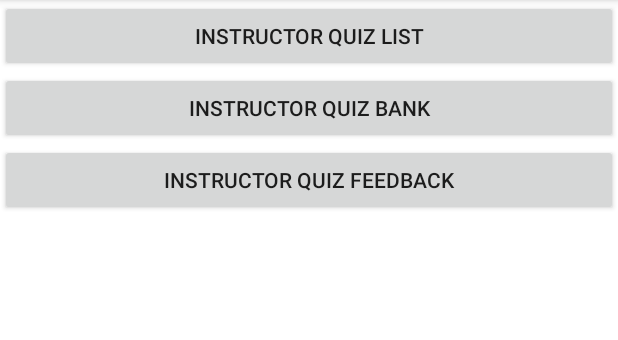
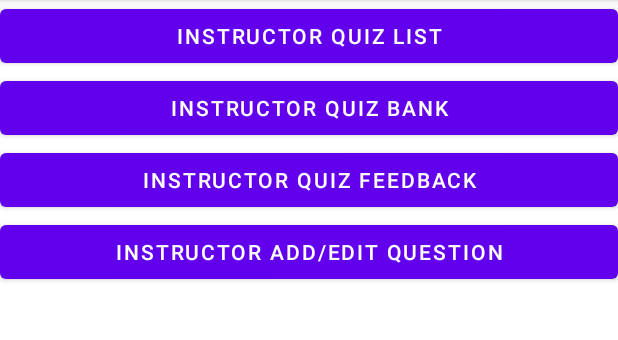
Before and after one commit to ZaeemRiaz/Online-Quiz-System, an Android app: the screen it shows after launch (MainActivity), on a phone screen of 412 x 824 dp, the part 84-424 px from its top. Run offline under Robolectric (Android 15) with nearby library versions, the phone set to English and light mode, and no system bars.

Commit message:
Add/Edit Question Activity init

```diff
--- a/app/src/main/AndroidManifest.xml
+++ b/app/src/main/AndroidManifest.xml
@@ -9,6 +9,7 @@
         android:roundIcon="@mipmap/ic_launcher_round"
         android:supportsRtl="true"
         android:theme="@style/Theme.OnlineQuizSystem">
+        <activity android:name=".InstructorAddEditQuestion"></activity>
         <activity android:name=".InstructorQuizListActivity" />
         <activity android:name=".InstructorQuizBankListActivity" />
         <activity android:name=".InstructorQuizFeedbackActivity" />
--- a/app/src/main/java/com/se/onlinequizsystem/MainActivity.java
+++ b/app/src/main/java/com/se/onlinequizsystem/MainActivity.java
@@ -28,4 +28,9 @@ public class MainActivity extends AppCompatActivity {
         Intent intent = new Intent(this, InstructorQuizFeedbackActivity.class);
         startActivity(intent);
     }
+
+    public void InstructorAddEditQuestionButton(View view) {
+        Intent intent = new Intent(this, InstructorAddEditQuestion.class);
+        startActivity(intent);
+    }
 }
--- a/app/src/main/res/layout/activity_main.xml
+++ b/app/src/main/res/layout/activity_main.xml
@@ -6,7 +6,7 @@
     android:layout_height="match_parent"
     tools:context=".MainActivity">
 
-    <androidx.appcompat.widget.AppCompatButton
+    <com.google.android.material.button.MaterialButton
         android:id="@+id/instructor_quiz_list_button"
         android:layout_width="match_parent"
         android:layout_height="wrap_content"
@@ -15,7 +15,7 @@
         app:layout_constraintTop_toTopOf="parent" />
 
 
-    <androidx.appcompat.widget.AppCompatButton
+    <com.google.android.material.button.MaterialButton
         android:id="@+id/quiz_bank_list_button"
         android:layout_width="match_parent"
         android:layout_height="wrap_content"
@@ -23,12 +23,20 @@
         android:text="Instructor Quiz Bank"
         app:layout_constraintTop_toBottomOf="@id/instructor_quiz_list_button" />
 
-    <androidx.appcompat.widget.AppCompatButton
-        android:id="@+id/teacher_feedback_button"
+    <com.google.android.material.button.MaterialButton
+        android:id="@+id/instructor_feedback_button"
         android:layout_width="match_parent"
         android:layout_height="wrap_content"
         android:onClick="InstructorFeedbackButton"
         android:text="Instructor Quiz Feedback"
         app:layout_constraintTop_toBottomOf="@id/quiz_bank_list_button" />
 
+    <com.google.android.material.button.MaterialButton
+        android:id="@+id/teacher_add_edit_question"
+        android:onClick="InstructorAddEditQuestionButton"
+        android:text="Instructor Add/Edit Question"
+        app:layout_constraintTop_toBottomOf="@id/instructor_feedback_button"
+        android:layout_width="match_parent"
+        android:layout_height="wrap_content" />
+
 </androidx.constraintlayout.widget.ConstraintLayout>
```
Also changed, not shown: app/src/main/java/com/se/onlinequizsystem/InstructorAddEditQuestion.java (added, +18 -0 lines), app/src/main/res/layout/activity_instructor_add_edit_question.xml (added, +9 -0 lines).
